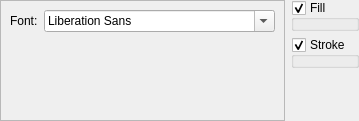
This is src/terralib/qt/widgets/se/ui/GlyphMarkWidgetForm.ui in claudiobogossian/terralib5 as Qt 5 draws it before an edit. The edited form follows.
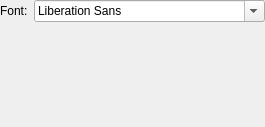
This is the edited form.

Patch:
```diff
--- a/src/terralib/qt/widgets/se/ui/GlyphMarkWidgetForm.ui
+++ b/src/terralib/qt/widgets/se/ui/GlyphMarkWidgetForm.ui
@@ -6,31 +6,20 @@
    <rect>
     <x>0</x>
     <y>0</y>
-    <width>306</width>
-    <height>121</height>
+    <width>223</width>
+    <height>127</height>
    </rect>
   </property>
   <property name="windowTitle">
    <string>Form</string>
   </property>
-  <layout class="QGridLayout" name="gridLayout_6">
+  <layout class="QGridLayout" name="gridLayout_4">
    <property name="margin">
     <number>0</number>
    </property>
    <item row="0" column="0">
-    <layout class="QGridLayout" name="gridLayout_5">
-     <item row="0" column="0">
-      <widget class="QFrame" name="m_charFrame">
-       <property name="frameShape">
-        <enum>QFrame::StyledPanel</enum>
-       </property>
-       <property name="frameShadow">
-        <enum>QFrame::Raised</enum>
-       </property>
        <layout class="QGridLayout" name="gridLayout_3">
         <item row="0" column="0">
-         <layout class="QGridLayout" name="gridLayout_2">
-          <item row="0" column="0">
            <layout class="QGridLayout" name="gridLayout">
             <item row="0" column="0">
              <widget class="QLabel" name="m_fontLabel">
@@ -52,6 +41,33 @@
            </layout>
           </item>
           <item row="1" column="0">
+      <layout class="QGridLayout" name="gridLayout_2">
+       <item row="0" column="0">
+        <widget class="QFrame" name="m_fillFrame">
+         <property name="frameShape">
+          <enum>QFrame::StyledPanel</enum>
+         </property>
+         <property name="frameShadow">
+          <enum>QFrame::Raised</enum>
+         </property>
+        </widget>
+       </item>
+       <item row="0" column="1">
+        <spacer name="horizontalSpacer">
+         <property name="orientation">
+          <enum>Qt::Horizontal</enum>
+         </property>
+         <property name="sizeHint" stdset="0">
+          <size>
+           <width>40</width>
+           <height>20</height>
+          </size>
+         </property>
+        </spacer>
+       </item>
+      </layout>
+     </item>
+     <item row="2" column="0">
            <widget class="QScrollArea" name="m_charMapScrollArea">
             <property name="frameShape">
              <enum>QFrame::NoFrame</enum>
@@ -70,54 +86,6 @@
              </property>
             </widget>
            </widget>
-          </item>
-         </layout>
-        </item>
-       </layout>
-      </widget>
-     </item>
-     <item row="0" column="1">
-      <layout class="QGridLayout" name="gridLayout_4">
-       <item row="0" column="0">
-        <widget class="QGroupBox" name="m_fillGroupBox">
-         <property name="title">
-          <string>Fill</string>
-         </property>
-         <property name="flat">
-          <bool>true</bool>
-         </property>
-         <property name="checkable">
-          <bool>true</bool>
-         </property>
-        </widget>
-       </item>
-       <item row="1" column="0">
-        <widget class="QGroupBox" name="m_strokeGroupBox">
-         <property name="title">
-          <string>Stroke</string>
-         </property>
-         <property name="flat">
-          <bool>true</bool>
-         </property>
-         <property name="checkable">
-          <bool>true</bool>
-         </property>
-        </widget>
-       </item>
-       <item row="2" column="0">
-        <spacer name="verticalSpacer">
-         <property name="orientation">
-          <enum>Qt::Vertical</enum>
-         </property>
-         <property name="sizeHint" stdset="0">
-          <size>
-           <width>20</width>
-           <height>40</height>
-          </size>
-         </property>
-        </spacer>
-       </item>
-      </layout>
      </item>
     </layout>
    </item>
```
Lines whose indentation alone changed are shown as unchanged.
